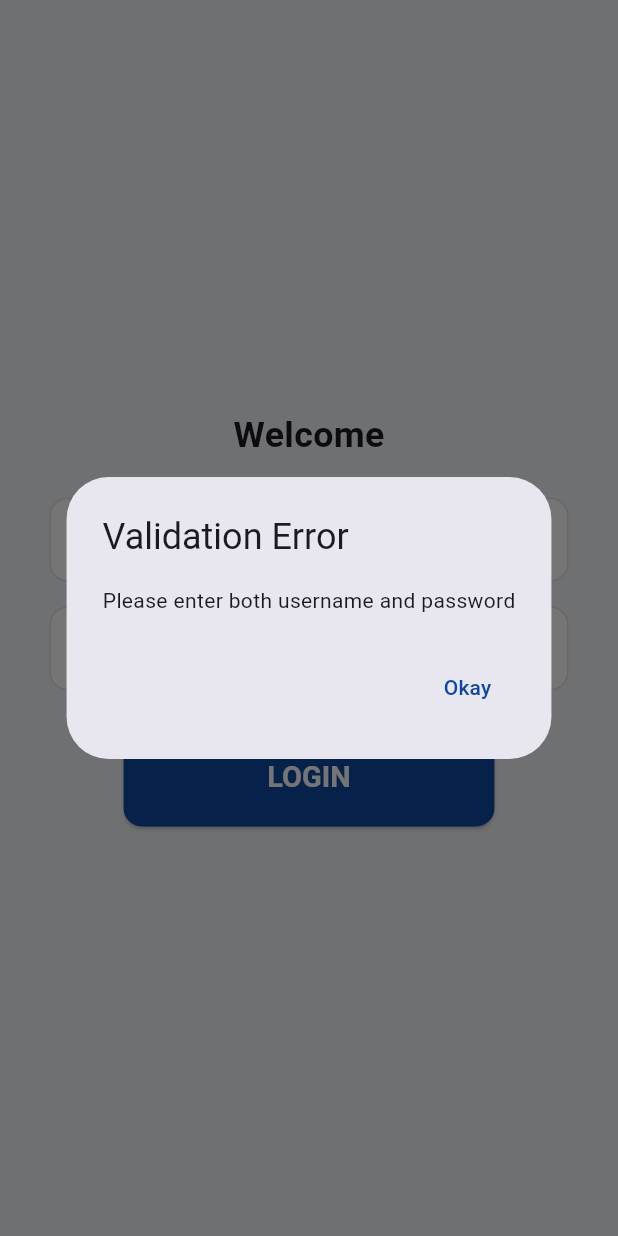
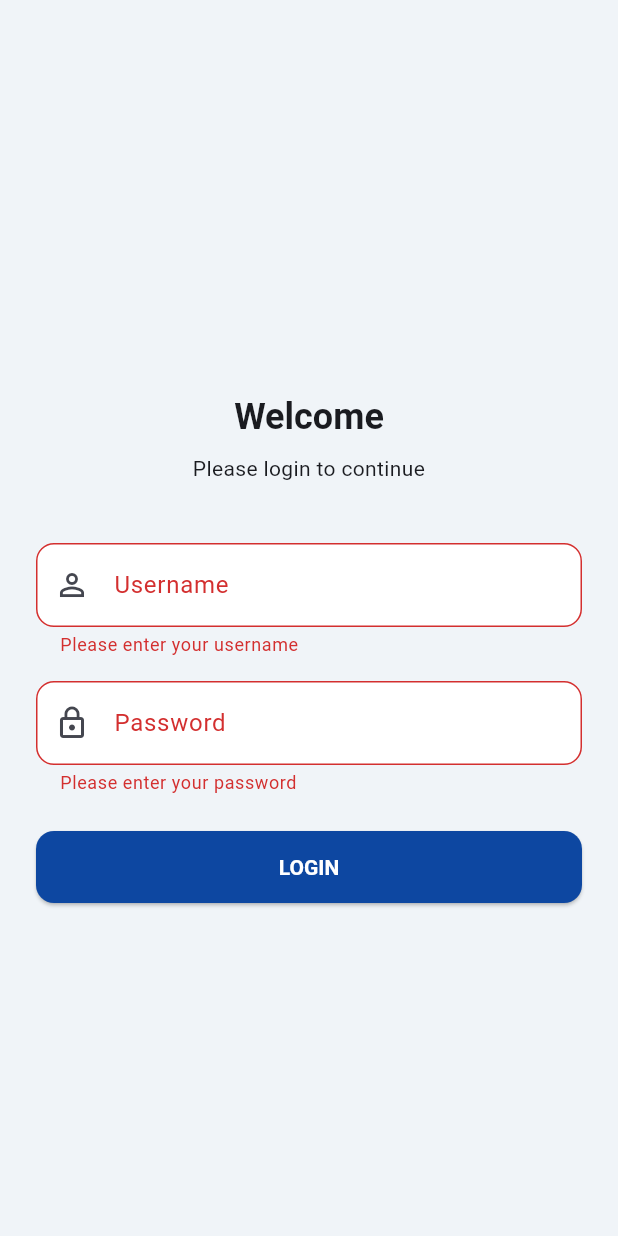
Before and after one commit to foxxafa/pos-app-flutter, a Flutter app: the screen it shows after launch, after a tap on "LOGIN", on a phone screen of 412 x 824 dp. Run offline on Flutter 3.47's test engine with Material 3 defaults, Android fonts, the phone set to English and light mode, and no system bars; our stand-ins replace audioplayers, connectivity_plus, dio, easy_localization, shared_preferences, sizer and 1 more; missing offline and left inert: mobile_scanner; accounts and stored records are empty.

Commit message:
feat: Implement offline-first refunds and improve UI/UX
This commit introduces an offline-first strategy for refunds, enhances the login UI, and refines the audio feedback for barcode scanning.

-   **`refundcart_view2.dart`**:
    -   Implemented an offline-first approach for submitting refunds.
    -   Refunds are now always saved to the local database first using `saveRefundOffline` and will be sent to the server during the next sync process. This ensures data is never lost due to network issues.

-   **`login_view.dart`**:
    -   Redesigned the login screen with a modern, cleaner UI using `Form`, `TextFormField`, and `SingleChildScrollView`.
    -   Improved user feedback by adding inline validation for username and password fields.
    -   Implemented a loading indicator (`CircularProgressIndicator`) during the login process.
    -   Replaced the disruptive dialog-based error messages with a more user-friendly inline error text.
    -   Removed the `sizer` package dependency.

-   **`cart_view.dart` & `refundcart_view.dart`**:
    -   Refined the audio feedback for barcode scanning.
    -   The first scan of a product now plays a "beep" sound, while all subsequent scans of the same product play a distinct "boop" sound, providing clearer feedback to the user.

-   **`sync_service.dart`**:
    -   Improved database write performance and safety by wrapping the product insertion `batch` operation inside a `transaction`. This prevents potential deadlocks and ensures atomicity.

-   **`ApimobilController.php`**:
    -   Updated the backend validation for `FisNo` (receipt number) to expect a 16-character string (`MO` + 14 digits) instead of 15, aligning with the format generated by the client.

```diff
--- a/lib/core/sync/sync_service.dart
+++ b/lib/core/sync/sync_service.dart
@@ -321,17 +321,21 @@ class SyncService {
 
       print('✅ Ürün sıralaması tamamlandı');
 
-      // Batch operation ile çok daha hızlı insert (sortOrder ile)
-      final batch = db.batch();
+      // ✅ Transaction içinde batch operation - deadlock önlenir
+      // Local değişken oluştur (null-safety için)
+      final productList = products;
+      print('📦 ${productList.length} ürün veritabanına yazılıyor...');
+      await db.transaction((txn) async {
+        final batch = txn.batch();
 
-      for (int i = 0; i < products.length; i++) {
-        final productMap = products[i].toMap();
-        productMap['sortOrder'] = i; // Sıra numarası ekle
-        batch.insert('Product', productMap);
-      }
+        for (int i = 0; i < productList.length; i++) {
+          final productMap = productList[i].toMap();
+          productMap['sortOrder'] = i; // Sıra numarası ekle
+          batch.insert('Product', productMap);
+        }
 
-      print('📦 ${products.length} ürün veritabanına yazılıyor...');
-      await batch.commit(noResult: true);
+        await batch.commit(noResult: true);
+      });
       print('✅ Ürün veritabanı yazma tamamlandı');
     }
   }
--- a/lib/features/auth/presentation/screens/login_view.dart
+++ b/lib/features/auth/presentation/screens/login_view.dart
@@ -5,7 +5,6 @@ import 'package:pos_app/features/auth/presentation/providers/user_provider.dart'
 import 'package:pos_app/core/widgets/menu_view.dart';
 import 'package:pos_app/core/local/database_helper.dart';
 import 'package:provider/provider.dart';
-import 'package:sizer/sizer.dart';
 import 'package:sqflite/sqflite.dart';
 import 'package:path/path.dart' as p;
 
@@ -16,8 +15,12 @@ class LoginView extends StatefulWidget {
 }
 
 class _LoginPageState extends State<LoginView> {
+  final _formKey = GlobalKey<FormState>();
   final _usernameController = TextEditingController();
   final _passwordController = TextEditingController();
+
+  bool _isLoading = false;
+  String? _errorMessage;
 
    @override
   void initState() {
@@ -77,126 +80,143 @@ Future<Map<String, dynamic>?> getLastLogin() async {
 }
 
 
-  void _login() async {
+  Future<void> _login() async {
+    if (_formKey.currentState?.validate() ?? false) {
+      setState(() {
+        _isLoading = true;
+        _errorMessage = null;
+      });
+
       try {
-      final username = _usernameController.text.trim();
-      final password = _passwordController.text.trim();
-
-      // Validate input
-      if (username.isEmpty || password.isEmpty) {
-        showDialog(
-          context: context,
-          builder: (_) => AlertDialog(
-            title: const Text("Validation Error"),
-            content: const Text("Please enter both username and password"),
-            actions: [
-              TextButton(
-                onPressed: () => Navigator.of(context).pop(),
-                child: const Text("Okay"),
-              )
-            ],
-          ),
-        );
-        return;
-      }
-
-      // ✅ Use UserProvider.login() instead of LoginController
         final userProvider = Provider.of<UserProvider>(context, listen: false);
 
-      print('🔑 Login attempt - Username: $username');
+        print('🔑 Login attempt - Username: ${_usernameController.text}');
 
-      // Call repository-based login
-      final success = await userProvider.login(username, password);
+        final success = await userProvider.login(
+          _usernameController.text.trim(),
+          _passwordController.text.trim(),
+        );
 
-      if (success) {
+        if (success && mounted) {
           print('🔑 ✅ Login successful');
 
           // Navigate to MenuView
-        if (mounted) {
-          Navigator.push(
+          Navigator.pushReplacement(
             context,
             MaterialPageRoute(builder: (context) => const MenuView()),
           );
-        }
-      } else {
-        print('🔑 ❌ Login failed: ${userProvider.errorMessage}');
-
-        // Show error dialog
-        if (mounted) {
-          showDialog(
-            context: context,
-            builder: (_) => AlertDialog(
-              title: const Text("Login Error"),
-              content: Text(userProvider.errorMessage ?? "Login failed. Please check your credentials."),
-              actions: [
-                TextButton(
-                  onPressed: () => Navigator.of(context).pop(),
-                  child: const Text("Okay"),
-                )
-              ],
-            ),
-          );
-        }
+        } else if (mounted) {
+          setState(() {
+            _errorMessage = userProvider.errorMessage ?? "Login failed. Please check your credentials.";
+          });
         }
       } catch (e) {
         print('🔑 ❌ Login View Exception: $e');
-      print('🔑 ❌ Exception type: ${e.runtimeType}');
-
         if (mounted) {
-        ScaffoldMessenger.of(context).showSnackBar(
-          SnackBar(content: Text('Error: Login failed - $e')),
-        );
+          setState(() {
+            _errorMessage = 'Error: Login failed - $e';
+          });
+        }
+      } finally {
+        if (mounted) {
+          setState(() {
+            _isLoading = false;
+          });
+        }
       }
     }
   }
 
   @override
+  void dispose() {
+    _usernameController.dispose();
+    _passwordController.dispose();
+    super.dispose();
+  }
+
+  @override
   Widget build(BuildContext context) {
+    final theme = Theme.of(context);
+
     return Scaffold(
       body: Center(
-        child: Padding(
-          padding: EdgeInsets.symmetric(horizontal: 8.w),
+        child: SingleChildScrollView(
+          padding: const EdgeInsets.all(24.0),
+          child: Form(
+            key: _formKey,
             child: Column(
-            mainAxisSize: MainAxisSize.min,
+              mainAxisAlignment: MainAxisAlignment.center,
+              crossAxisAlignment: CrossAxisAlignment.stretch,
               children: [
+                const SizedBox(height: 40),
                 Text(
-                "Welcome",
-                style: TextStyle(fontSize: 20.sp, fontWeight: FontWeight.bold),
-              ),
-              SizedBox(height: 3.h),
-              TextField(
-                controller: _usernameController,
-                decoration: InputDecoration(
-                  labelText: 'Username',
-                  border: OutlineInputBorder(
-                    borderRadius: BorderRadius.circular(2.w),
+                  'Welcome',
+                  textAlign: TextAlign.center,
+                  style: theme.textTheme.headlineSmall?.copyWith(
+                    fontWeight: FontWeight.bold,
                   ),
                 ),
+                const SizedBox(height: 8),
+                Text(
+                  'Please login to continue',
+                  textAlign: TextAlign.center,
+                  style: theme.textTheme.bodyMedium,
                 ),
-              SizedBox(height: 2.h),
-              TextField(
+                const SizedBox(height: 40),
+                TextFormField(
+                  controller: _usernameController,
+                  autocorrect: false,
+                  enableSuggestions: false,
+                  textCapitalization: TextCapitalization.none,
+                  decoration: const InputDecoration(
+                    labelText: 'Username',
+                    prefixIcon: Icon(Icons.person_outline),
+                  ),
+                  validator: (value) {
+                    if (value == null || value.isEmpty) {
+                      return 'Please enter your username';
+                    }
+                    return null;
+                  },
+                ),
+                const SizedBox(height: 16),
+                TextFormField(
                   controller: _passwordController,
                   obscureText: true,
-                decoration: InputDecoration(
+                  autocorrect: false,
+                  enableSuggestions: false,
+                  textCapitalization: TextCapitalization.none,
+                  decoration: const InputDecoration(
                     labelText: 'Password',
-                  border: OutlineInputBorder(
-                    borderRadius: BorderRadius.circular(2.w),
+                    prefixIcon: Icon(Icons.lock_outline),
+                  ),
+                  validator: (value) {
+                    if (value == null || value.isEmpty) {
+                      return 'Please enter your password';
+                    }
+                    return null;
+                  },
+                ),
+                const SizedBox(height: 24),
+
+                if (_errorMessage != null)
+                  Padding(
+                    padding: const EdgeInsets.only(bottom: 16.0),
+                    child: Text(
+                      _errorMessage!,
+                      style: TextStyle(color: theme.colorScheme.error),
+                      textAlign: TextAlign.center,
                     ),
                   ),
+
+                _isLoading
+                    ? const Center(child: CircularProgressIndicator())
+                    : ElevatedButton(
+                        onPressed: _login,
+                        child: const Text('LOGIN'),
                       ),
-              SizedBox(height: 3.h),
-              SizedBox(
-                width: 60.w,
-                height: 8.h.clamp(56.0, double.infinity),
-                child: ElevatedButton(
-                  onPressed: _login,
-                  child: Text(
-                    "LOGIN",
-                    style: TextStyle(fontSize: 18.sp.clamp(16.0, double.infinity)),
+              ],
             ),
-                ),
-              )
-            ],
           ),
         ),
       ),
--- a/lib/features/cart/presentation/cart_view.dart
+++ b/lib/features/cart/presentation/cart_view.dart
@@ -268,22 +268,25 @@ class _CartViewState extends State<CartView> {
   }
 
   /// Her ürün için sıralı ses çalar
-  /// İlk okutma: beepk.mp3, İkinci okutma: boopk.mp3, Üçüncü: beepk.mp3 ...
+  /// İlk okutma: beepk.mp3, sonraki tüm okutmalar: boopk.mp3
   Future<void> playBeepForProduct(String stokKodu) async {
-    // Bu ürünün kaç kez okutulduğunu al ve artır (setState olmadan!)
+    // Bu ürünün kaç kez okutulduğunu kontrol et
     final currentCount = _productScanCount[stokKodu] ?? 0;
-    _productScanCount[stokKodu] = currentCount + 1;
-
-    // Tek sayıda (1, 3, 5...) beepk.mp3, çift sayıda (2, 4, 6...) boopk.mp3
-    // ⚡ Preload edilmiş player'ları kullan - stop() + seek() + resume() pattern
-    if ((currentCount + 1) % 2 == 1) {
-      // Önce durdur (eğer çalıyorsa), sonra başa sar ve başlat
+
+    // İlk okutma (currentCount == 0): beepk.mp3
+    // Sonraki tüm okutmalar: boopk.mp3
+    if (currentCount == 0) {
+      // İlk okutma - beepk.mp3
       await _audioPlayerBeepK.stop();
       await _audioPlayerBeepK.resume();
     } else {
+      // Sonraki okutmalar - boopk.mp3
       await _audioPlayerBoopK.stop();
       await _audioPlayerBoopK.resume();
     }
+
+    // Sayacı artır (setState olmadan!)
+    _productScanCount[stokKodu] = currentCount + 1;
   }
 
   void _onBarcodeScanned(String barcode) {
--- a/lib/features/refunds/presentation/screens/refundcart_view.dart
+++ b/lib/features/refunds/presentation/screens/refundcart_view.dart
@@ -259,22 +259,25 @@ class _RefundCartViewState extends State<RefundCartView> {
   final Map<String, int> _productScanCount = {}; // Her ürünün kaç kez okutulduğunu takip eder
 
   /// Her ürün için sıralı ses çalar
-  /// İlk okutma: beepk.mp3, İkinci okutma: boopk.mp3, Üçüncü: beepk.mp3 ...
+  /// İlk okutma: beepk.mp3, sonraki tüm okutmalar: boopk.mp3
   Future<void> playBeepForProduct(String stokKodu) async {
-    // Bu ürünün kaç kez okutulduğunu al ve artır (setState olmadan!)
+    // Bu ürünün kaç kez okutulduğunu kontrol et
     final currentCount = _productScanCount[stokKodu] ?? 0;
-    _productScanCount[stokKodu] = currentCount + 1;
 
-    // Tek sayıda (1, 3, 5...) beepk.mp3, çift sayıda (2, 4, 6...) boopk.mp3
-    // ⚡ Preload edilmiş player'ları kullan - stop() + resume() pattern
-    if ((currentCount + 1) % 2 == 1) {
-      // Önce durdur (eğer çalıyorsa), sonra başa sar ve başlat
+    // İlk okutma (currentCount == 0): beepk.mp3
+    // Sonraki tüm okutmalar: boopk.mp3
+    if (currentCount == 0) {
+      // İlk okutma - beepk.mp3
       await _audioPlayerBeepK.stop();
       await _audioPlayerBeepK.resume();
     } else {
+      // Sonraki okutmalar - boopk.mp3
       await _audioPlayerBoopK.stop();
       await _audioPlayerBoopK.resume();
     }
+
+    // Sayacı artır (setState olmadan!)
+    _productScanCount[stokKodu] = currentCount + 1;
   }
 
   void _onBarcodeScanned(String barcode) async {
--- a/lib/features/refunds/presentation/screens/refundcart_view2.dart
+++ b/lib/features/refunds/presentation/screens/refundcart_view2.dart
@@ -173,7 +173,9 @@ class _RefundCartView2State extends State<RefundCartView2> {
         satirlar: refundItems,
       );
 
-      await refundRepository.sendRefund(refundSendModel);
+      // İnternet olsa bile önce offline kaydet, sync butonuna basınca gönder
+      await refundRepository.saveRefundOffline(refundSendModel);
+      print("📥 İade offline kaydedildi, sync ile gönderilecek.");
 
       // Log activity
       final activityRepository = Provider.of<ActivityRepository>(context, listen: false);
```
Also changed, not shown: 1 other file. Lines whose indentation alone changed are shown as unchanged.
